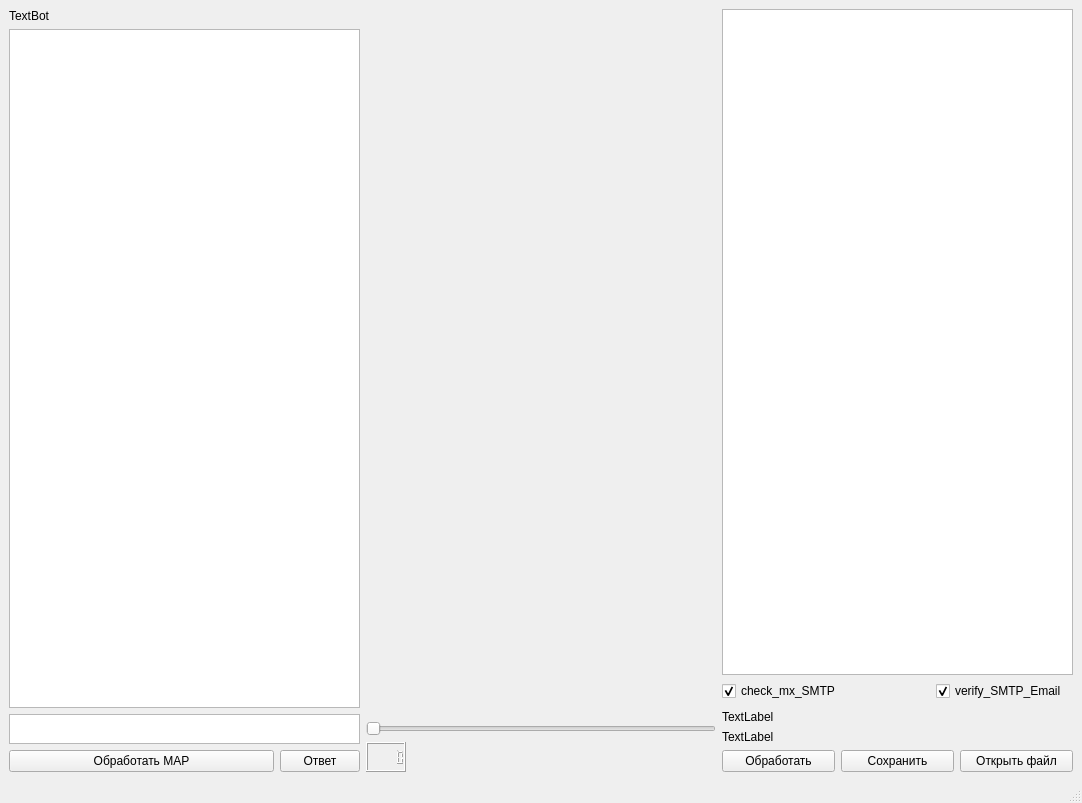
Before: the Qt Designer form uis/text_bot_gui_mpl.ui in mva2204/PyPrg, drawn with Qt 5.
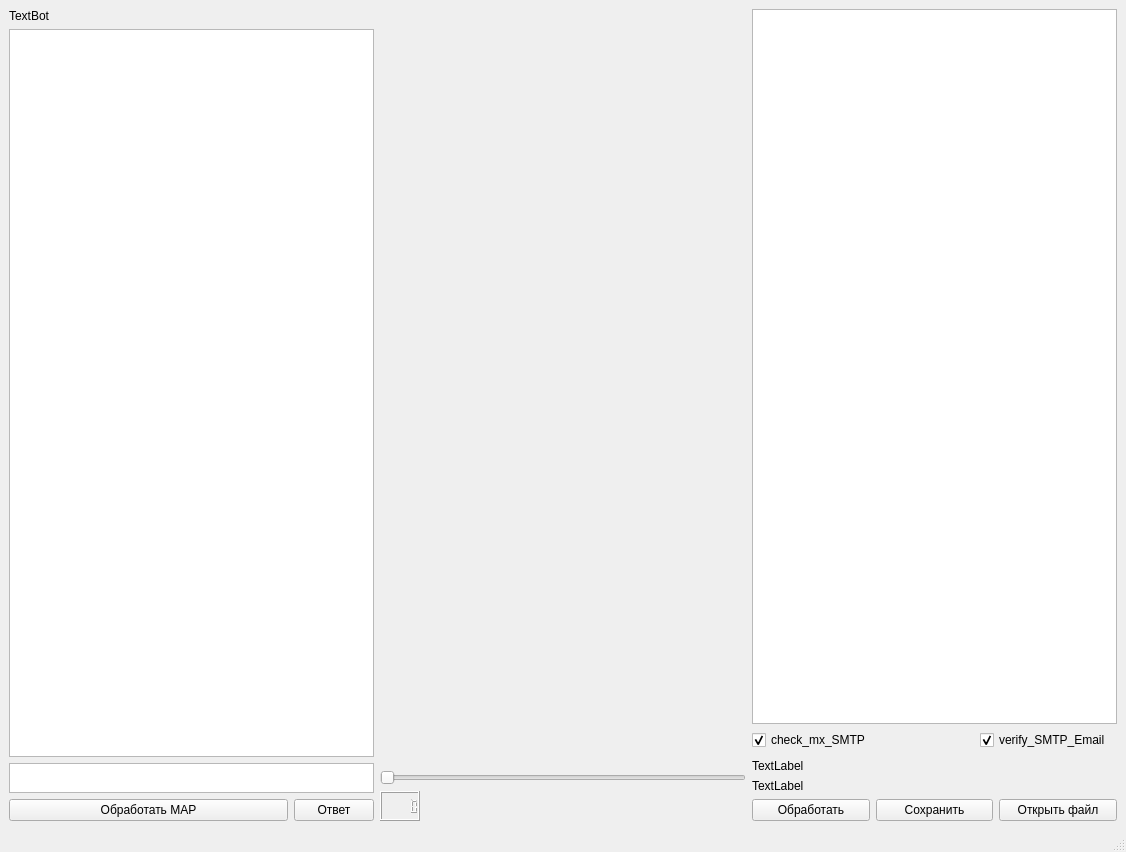
After: the same form once the commit is applied.

Commit message: Test CheckBox finish 0.1

Diff of the .ui file:
```diff
--- a/uis/text_bot_gui_mpl.ui
+++ b/uis/text_bot_gui_mpl.ui
@@ -6,13 +6,16 @@
    <rect>
     <x>0</x>
     <y>0</y>
-    <width>1082</width>
-    <height>803</height>
+    <width>1126</width>
+    <height>852</height>
    </rect>
   </property>
   <property name="windowTitle">
    <string>MainWindow</string>
   </property>
+  <property name="documentMode">
+   <bool>false</bool>
+  </property>
   <widget class="QWidget" name="centralwidget">
    <layout class="QHBoxLayout" name="horizontalLayout">
     <item>
```
Left out of the diff: 12 changed lines with no effect on the pictures. The commit also changes 2 other files.
